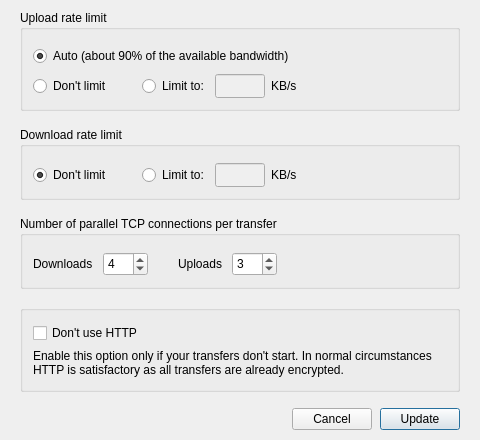
Before: the Qt Designer form src/MEGASync/gui/win/BandwidthSettings.ui in meganz/MEGAsync, drawn with Qt 5.
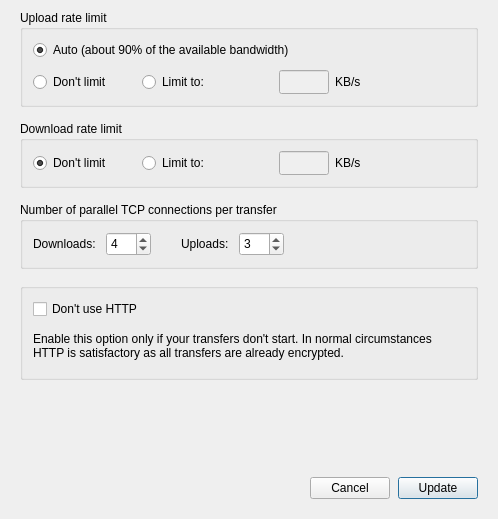
After: the same form once the commit is applied.

Commit message: SNC-2053. Polish and refine new Settings (Windows & Linux)

The edit to the form file:
```diff
--- a/src/MEGASync/gui/win/BandwidthSettings.ui
+++ b/src/MEGASync/gui/win/BandwidthSettings.ui
@@ -9,16 +9,10 @@
    <rect>
     <x>0</x>
     <y>0</y>
-    <width>480</width>
-    <height>440</height>
+    <width>498</width>
+    <height>519</height>
    </rect>
   </property>
-  <property name="sizePolicy">
-   <sizepolicy hsizetype="Preferred" vsizetype="Preferred">
-    <horstretch>0</horstretch>
-    <verstretch>0</verstretch>
-   </sizepolicy>
-  </property>
   <property name="windowTitle">
    <string>Bandwidth</string>
   </property>
@@ -27,7 +21,7 @@
   </property>
   <layout class="QVBoxLayout" name="BandwidthSettingsLayout">
    <property name="spacing">
-    <number>16</number>
+    <number>14</number>
    </property>
    <property name="leftMargin">
     <number>20</number>
@@ -39,16 +33,10 @@
     <number>20</number>
    </property>
    <property name="bottomMargin">
-    <number>10</number>
+    <number>20</number>
    </property>
    <item>
     <widget class="QGroupBox" name="gBandwidth">
-     <property name="sizePolicy">
-      <sizepolicy hsizetype="Preferred" vsizetype="Maximum">
-       <horstretch>0</horstretch>
-       <verstretch>0</verstretch>
-      </sizepolicy>
-     </property>
      <property name="layoutDirection">
       <enum>Qt::LeftToRight</enum>
      </property>
@@ -59,9 +47,6 @@
       <property name="sizeConstraint">
        <enum>QLayout::SetMinimumSize</enum>
       </property>
-      <property name="fieldGrowthPolicy">
-       <enum>QFormLayout::FieldsStayAtSizeHint</enum>
-      </property>
       <property name="rowWrapPolicy">
        <enum>QFormLayout::DontWrapRows</enum>
       </property>
@@ -75,13 +60,13 @@
        <number>30</number>
       </property>
       <property name="verticalSpacing">
-       <number>8</number>
+       <number>10</number>
       </property>
       <property name="leftMargin">
        <number>10</number>
       </property>
       <property name="topMargin">
-       <number>16</number>
+       <number>10</number>
       </property>
       <property name="rightMargin">
        <number>10</number>
@@ -265,9 +250,6 @@
       <string>Download rate limit</string>
      </property>
      <layout class="QFormLayout" name="gDownloadBandwidthLayout">
-      <property name="fieldGrowthPolicy">
-       <enum>QFormLayout::FieldsStayAtSizeHint</enum>
-      </property>
       <property name="rowWrapPolicy">
        <enum>QFormLayout::DontWrapRows</enum>
       </property>
@@ -287,7 +269,7 @@
        <number>10</number>
       </property>
       <property name="topMargin">
-       <number>16</number>
+       <number>10</number>
       </property>
       <property name="rightMargin">
        <number>10</number>
@@ -441,7 +423,7 @@
        <number>10</number>
       </property>
       <property name="topMargin">
-       <number>16</number>
+       <number>10</number>
       </property>
       <property name="rightMargin">
        <number>10</number>
@@ -457,7 +439,7 @@
         <item>
          <widget class="QLabel" name="lDownloadConnections">
           <property name="text">
-           <string>Downloads</string>
+           <string>Downloads:</string>
           </property>
          </widget>
         </item>
@@ -499,7 +481,7 @@
         <item>
          <widget class="QLabel" name="lUploadConnections">
           <property name="text">
-           <string>Uploads</string>
+           <string>Uploads:</string>
           </property>
          </widget>
         </item>
@@ -538,16 +520,7 @@
    </item>
    <item>
     <widget class="QGroupBox" name="gUseHttps">
-     <property name="sizePolicy">
-      <sizepolicy hsizetype="Preferred" vsizetype="Maximum">
-       <horstretch>0</horstretch>
-       <verstretch>0</verstretch>
-      </sizepolicy>
-     </property>
      <layout class="QVBoxLayout" name="gUseHttpsLayout">
-      <property name="spacing">
-       <number>2</number>
-      </property>
       <property name="sizeConstraint">
        <enum>QLayout::SetMinimumSize</enum>
       </property>
@@ -565,18 +538,6 @@
       </property>
       <item>
        <widget class="QCheckBox" name="cbUseHttps">
-        <property name="minimumSize">
-         <size>
-          <width>0</width>
-          <height>24</height>
-         </size>
-        </property>
-        <property name="maximumSize">
-         <size>
-          <width>16777215</width>
-          <height>24</height>
-         </size>
-        </property>
         <property name="text">
          <string>Don't use HTTP</string>
         </property>
@@ -585,7 +546,7 @@
       <item>
        <widget class="QLabel" name="lUseHttps">
         <property name="sizePolicy">
-         <sizepolicy hsizetype="Preferred" vsizetype="Maximum">
+         <sizepolicy hsizetype="Preferred" vsizetype="Fixed">
           <horstretch>0</horstretch>
           <verstretch>0</verstretch>
          </sizepolicy>
@@ -601,6 +562,19 @@
      </layout>
     </widget>
    </item>
+   <item>
+    <spacer name="verticalSpacer">
+     <property name="orientation">
+      <enum>Qt::Vertical</enum>
+     </property>
+     <property name="sizeHint" stdset="0">
+      <size>
+       <width>20</width>
+       <height>40</height>
+      </size>
+     </property>
+    </spacer>
+   </item>
    <item>
     <widget class="QWidget" name="buttonBox" native="true">
      <property name="sizePolicy">
```
Left out of the diff: 16 changed lines with no effect on the pictures. The commit also changes 21 other files.
